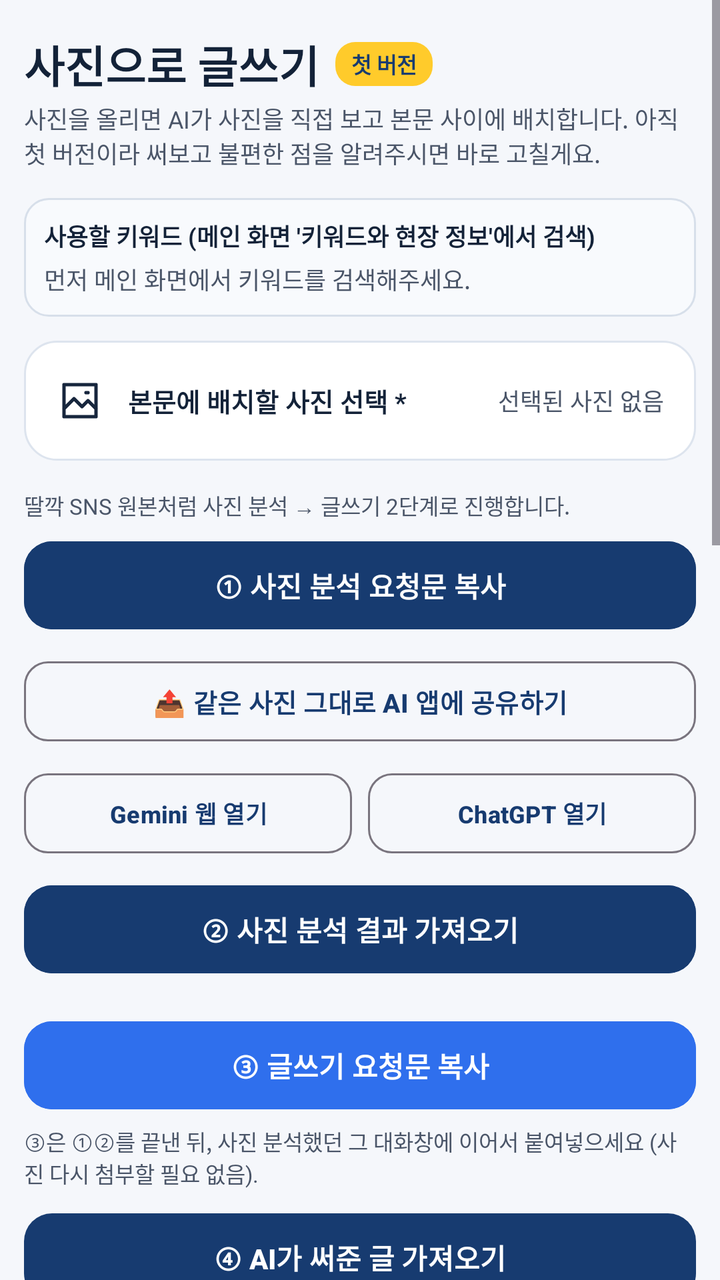
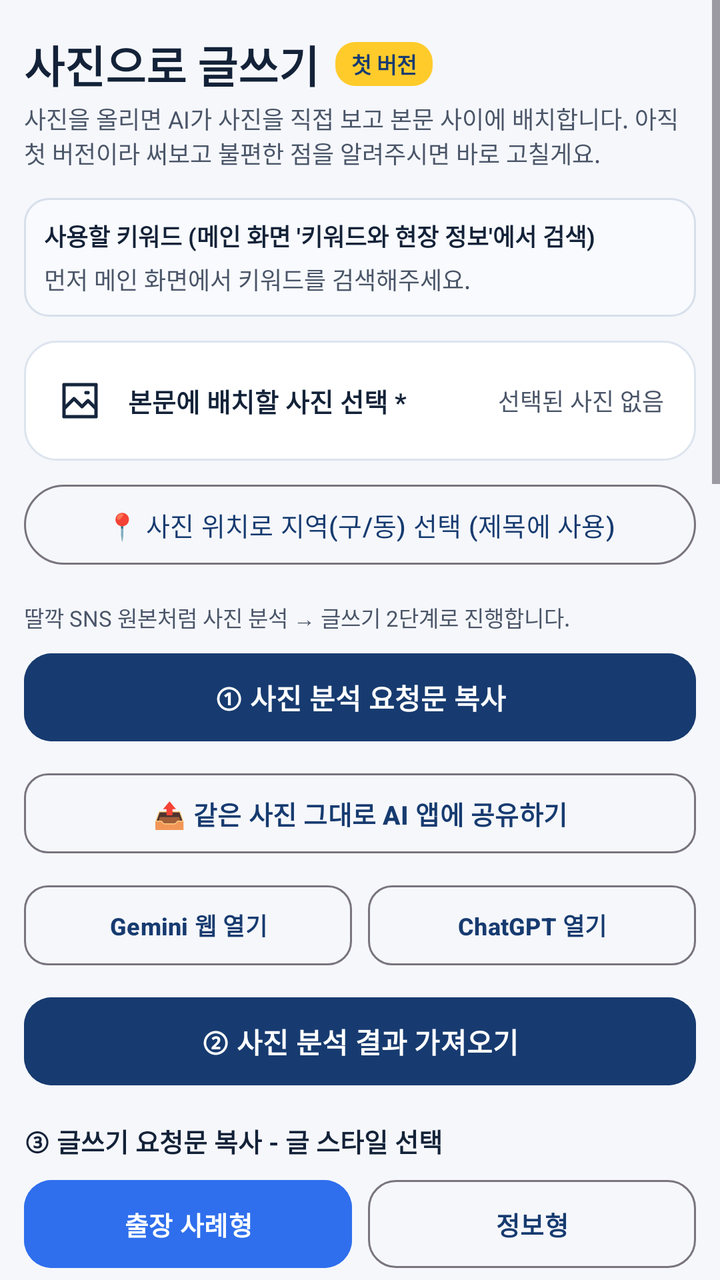

Compare the two renders of this Android layout. The source of the first and the diff that turns it into the second are given below.
<!-- AndroidManifest.xml: application theme Theme.KeywordResearch -->
<!-- res/layout/activity_photo_writer.xml -->
<?xml version="1.0" encoding="utf-8"?>
<ScrollView xmlns:android="http://schemas.android.com/apk/res/android" xmlns:app="http://schemas.android.com/apk/res-auto" android:id="@+id/photoWriterRoot" android:layout_width="match_parent" android:layout_height="match_parent" android:clipToPadding="false" android:fillViewport="true">
  <LinearLayout android:layout_width="match_parent" android:layout_height="wrap_content" android:orientation="vertical" android:padding="12dp">
    <LinearLayout android:layout_width="match_parent" android:layout_height="wrap_content" android:layout_marginTop="4dp" android:gravity="center_vertical" android:orientation="horizontal">
      <TextView android:layout_width="wrap_content" android:layout_height="wrap_content" android:text="사진으로 글쓰기" android:textColor="@color/text_primary" android:textSize="22sp" android:textStyle="bold" />
      <TextView android:layout_width="wrap_content" android:layout_height="22dp" android:layout_marginStart="8dp" android:background="@drawable/studio_badge" android:gravity="center" android:paddingHorizontal="8dp" android:text="첫 버전" android:textColor="@color/primary" android:textSize="11sp" android:textStyle="bold" />
    </LinearLayout>
    <TextView android:layout_width="match_parent" android:layout_height="wrap_content" android:layout_marginTop="2dp" android:text="사진을 올리면 AI가 사진을 직접 보고 본문 사이에 배치합니다. 아직 첫 버전이라 써보고 불편한 점을 알려주시면 바로 고칠게요." android:textColor="@color/text_secondary" android:textSize="12sp" />

    <LinearLayout android:layout_width="match_parent" android:layout_height="wrap_content" android:layout_marginTop="14dp" android:background="@drawable/studio_field" android:orientation="vertical" android:padding="10dp">
      <TextView android:layout_width="match_parent" android:layout_height="wrap_content" android:text="사용할 키워드 (메인 화면 \'키워드와 현장 정보\'에서 검색)" android:textColor="@color/text_primary" android:textSize="12sp" android:textStyle="bold" />
      <TextView android:id="@+id/photoKeywordText" android:layout_width="match_parent" android:layout_height="wrap_content" android:layout_marginTop="4dp" android:text="먼저 메인 화면에서 키워드를 검색해주세요." android:textColor="@color/text_secondary" android:textSize="12sp" />
    </LinearLayout>

    <LinearLayout android:id="@+id/btnPickPhotosForWriter" android:layout_width="match_parent" android:layout_height="60dp" android:layout_marginTop="12dp" android:background="@drawable/grid_cell_bg" android:clickable="true" android:focusable="true" android:foreground="?attr/selectableItemBackground" android:gravity="center_vertical" android:orientation="horizontal" android:paddingHorizontal="16dp">
      <ImageView android:layout_width="24dp" android:layout_height="24dp" android:src="@drawable/ic_studio_photo" />
      <TextView android:layout_width="0dp" android:layout_height="wrap_content" android:layout_weight="1" android:layout_marginStart="12dp" android:text="본문에 배치할 사진 선택 *" android:textColor="@color/text_primary" android:textSize="13sp" android:textStyle="bold" />
      <TextView android:id="@+id/photoCountText" android:layout_width="wrap_content" android:layout_height="wrap_content" android:text="선택된 사진 없음" android:textColor="@color/text_secondary" android:textSize="12sp" />
    </LinearLayout>

    <TextView android:layout_width="match_parent" android:layout_height="wrap_content" android:layout_marginTop="14dp" android:text="딸깍 SNS 원본처럼 사진 분석 → 글쓰기 2단계로 진행합니다." android:textColor="@color/text_secondary" android:textSize="11sp" />
    <Button android:id="@+id/btnCopyVisionPrompt" android:layout_width="match_parent" android:layout_height="52dp" android:layout_marginTop="6dp" android:backgroundTint="@color/primary" android:text="① 사진 분석 요청문 복사" android:textColor="@android:color/white" android:textSize="14sp" android:textStyle="bold" app:cornerRadius="14dp" />
    <Button android:id="@+id/btnSharePhotosToAi" android:layout_width="match_parent" android:layout_height="48dp" android:layout_marginTop="8dp" style="@style/Widget.Material3.Button.OutlinedButton" android:text="📤 같은 사진 그대로 AI 앱에 공유하기" android:textSize="13sp" android:textStyle="bold" app:cornerRadius="12dp" />
    <LinearLayout android:layout_width="match_parent" android:layout_height="wrap_content" android:layout_marginTop="8dp" android:orientation="horizontal">
      <Button android:id="@+id/btnOpenGeminiFromPhotoWriter" style="@style/Widget.Material3.Button.OutlinedButton" android:layout_width="0dp" android:layout_height="48dp" android:layout_weight="1" android:text="Gemini 웹 열기" android:textSize="12sp" android:textStyle="bold" app:cornerRadius="12dp" android:paddingHorizontal="6dp" />
      <Button android:id="@+id/btnOpenChatGptFromPhotoWriter" style="@style/Widget.Material3.Button.OutlinedButton" android:layout_width="0dp" android:layout_height="48dp" android:layout_weight="1" android:layout_marginStart="8dp" android:text="ChatGPT 열기" android:textSize="12sp" android:textStyle="bold" app:cornerRadius="12dp" android:paddingHorizontal="6dp" />
    </LinearLayout>
    <Button android:id="@+id/btnImportVisionAnalysis" android:layout_width="match_parent" android:layout_height="52dp" android:layout_marginTop="8dp" android:backgroundTint="@color/primary" android:text="② 사진 분석 결과 가져오기" android:textColor="@android:color/white" android:textSize="14sp" android:textStyle="bold" app:cornerRadius="14dp" />

    <Button android:id="@+id/btnCopyPhotoPrompt" android:layout_width="match_parent" android:layout_height="52dp" android:layout_marginTop="16dp" android:backgroundTint="@color/accent" android:text="③ 글쓰기 요청문 복사" android:textColor="@android:color/white" android:textSize="14sp" android:textStyle="bold" app:cornerRadius="14dp" />
    <TextView android:layout_width="match_parent" android:layout_height="wrap_content" android:layout_marginTop="4dp" android:text="③은 ①②를 끝낸 뒤, 사진 분석했던 그 대화창에 이어서 붙여넣으세요 (사진 다시 첨부할 필요 없음)." android:textColor="@color/text_secondary" android:textSize="11sp" />
    <Button android:id="@+id/btnImportPhotoDraft" android:layout_width="match_parent" android:layout_height="52dp" android:layout_marginTop="8dp" android:text="④ AI가 써준 글 가져오기" android:textSize="14sp" android:textStyle="bold" app:cornerRadius="14dp" />

    <TextView android:id="@+id/photoWriterStatus" android:layout_width="match_parent" android:layout_height="wrap_content" android:layout_marginTop="10dp" android:text="내용과 사진을 준비하고 요청문을 복사해 AI 앱에 붙여넣어주세요." android:textColor="@color/text_secondary" android:textSize="12sp" />

    <TextView android:layout_width="match_parent" android:layout_height="wrap_content" android:layout_marginTop="18dp" android:text="미리보기 (실제 HTML 스타일 그대로)" android:textColor="@color/text_primary" android:textSize="16sp" android:textStyle="bold" />
    <WebView android:id="@+id/photoWriterPreview" android:layout_width="match_parent" android:layout_height="420dp" android:layout_marginTop="8dp" android:background="@drawable/studio_output" />
    <LinearLayout android:layout_width="match_parent" android:layout_height="wrap_content" android:layout_marginTop="8dp" android:orientation="horizontal">
      <Button android:id="@+id/btnOpenFinalHtmlPage" style="@style/Widget.Material3.Button.OutlinedButton" android:layout_width="0dp" android:layout_height="48dp" android:layout_weight="1" android:text="🌐 최종 HTML 페이지 보기" android:textSize="12sp" android:textStyle="bold" app:cornerRadius="12dp" android:paddingHorizontal="6dp" />
      <Button android:id="@+id/btnCopyHtmlCode" style="@style/Widget.Material3.Button.OutlinedButton" android:layout_width="0dp" android:layout_height="48dp" android:layout_weight="1" android:layout_marginStart="8dp" android:text="HTML 코드 바로 복사" android:textSize="12sp" android:textStyle="bold" app:cornerRadius="12dp" android:paddingHorizontal="6dp" />
    </LinearLayout>
    <TextView android:layout_width="match_parent" android:layout_height="wrap_content" android:layout_marginTop="4dp" android:text="💡 색·표·강조박스를 그대로 남기려면: 네이버 블로그 앱이 아니라 PC(또는 모바일 브라우저의 '데스크톱 버전') 글쓰기 화면을 열고, 에디터 상단의 '&lt;&gt; HTML' 보기 버튼을 눌러 이 HTML 코드를 붙여넣은 뒤 다시 일반 보기로 전환하세요. 앱 붙여넣기는 네이버가 서식을 지워서 색이 빠집니다." android:textColor="@color/text_secondary" android:textSize="11sp" />
    <Button android:id="@+id/btnCopyPhotoArticle" android:layout_width="match_parent" android:layout_height="54dp" android:layout_marginTop="14dp" android:text="글과 사진 전체 한 번에 복사 (네이버 붙여넣기용)" />
    <Button android:id="@+id/btnStartNaverAutoPasteFromPhotoWriter" android:layout_width="match_parent" android:layout_height="54dp" android:layout_marginTop="8dp" android:text="네이버에 문단·사진 반자동 배치" />
    <Button android:id="@+id/btnOpenNaverBlogFromPhotoWriter" style="@style/Widget.Material3.Button.OutlinedButton" android:layout_width="match_parent" android:layout_height="52dp" android:layout_marginTop="8dp" android:text="네이버 블로그 앱 열기" />
    <View android:layout_width="match_parent" android:layout_height="24dp" />
  </LinearLayout>
</ScrollView>
<!-- resources referenced by this layout -->
<resources>
  <color name="accent">#2F6FED</color>
  <color name="primary">#173B70</color>
  <color name="text_primary">#132238</color>
  <color name="text_secondary">#4A5568</color>
  <!-- drawable grid_cell_bg (drawable) -->
  <?xml version="1.0" encoding="utf-8"?>
  <shape xmlns:android="http://schemas.android.com/apk/res/android" android:shape="rectangle">
      <solid android:color="#FFFFFF" />
      <corners android:radius="16dp" />
      <stroke android:width="1dp" android:color="#DDE4EE" />
  </shape>
  <!-- drawable ic_studio_photo (drawable) -->
  <?xml version="1.0" encoding="utf-8"?>
  <vector xmlns:android="http://schemas.android.com/apk/res/android" android:width="24dp" android:height="24dp" android:viewportWidth="24" android:viewportHeight="24">
      <path android:pathData="M4,4 L20,4 L20,20 L4,20 Z M4,16 L9,11 L13,15 L16,12 L20,16 M15,8 L16,8" android:fillColor="@android:color/transparent" android:strokeColor="#17263D" android:strokeWidth="1.7" android:strokeLineCap="round" android:strokeLineJoin="round" />
  </vector>
  <!-- drawable studio_badge (drawable) -->
  <?xml version="1.0" encoding="utf-8"?>
  <shape xmlns:android="http://schemas.android.com/apk/res/android" android:shape="rectangle">
      <solid android:color="#FFCB2B" />
      <corners android:radius="10dp" />
  </shape>
  <!-- drawable studio_field (drawable) -->
  <?xml version="1.0" encoding="utf-8"?>
  <shape xmlns:android="http://schemas.android.com/apk/res/android" android:shape="rectangle">
      <solid android:color="#F8FAFD" />
      <corners android:radius="12dp" />
      <stroke android:width="1dp" android:color="#D7DFEA" />
  </shape>
  <!-- drawable studio_output (drawable) -->
  <?xml version="1.0" encoding="utf-8"?>
  <shape xmlns:android="http://schemas.android.com/apk/res/android" android:shape="rectangle">
      <solid android:color="#F8FAFD" />
      <corners android:radius="14dp" />
      <stroke android:width="1dp" android:color="#C9D4E3" />
  </shape>
  <style name="Theme.KeywordResearch" parent="Theme.Material3.Light.NoActionBar">
          <item name="colorPrimary">@color/primary</item>
          <item name="colorPrimaryDark">@color/primary_dark</item>
          <item name="colorAccent">@color/accent</item>
          <item name="android:windowBackground">@color/background</item>
      </style>
  <color name="primary_dark">#0B1F3A</color>
  <color name="background">#F5F7FB</color>
</resources>

<!-- the commit's change to res/layout/activity_photo_writer.xml (unified diff, before → after) -->
@@ -18,6 +18,7 @@
       <TextView android:id="@+id/photoCountText" android:layout_width="wrap_content" android:layout_height="wrap_content" android:text="선택된 사진 없음" android:textColor="@color/text_secondary" android:textSize="12sp" />
     </LinearLayout>
 
+    <Button android:id="@+id/btnPickDistrictDong" style="@style/Widget.Material3.Button.OutlinedButton" android:layout_width="match_parent" android:layout_height="48dp" android:layout_marginTop="8dp" android:text="📍 사진 위치로 지역(구/동) 선택 (제목에 사용)" android:textSize="13sp" />
     <TextView android:layout_width="match_parent" android:layout_height="wrap_content" android:layout_marginTop="14dp" android:text="딸깍 SNS 원본처럼 사진 분석 → 글쓰기 2단계로 진행합니다." android:textColor="@color/text_secondary" android:textSize="11sp" />
     <Button android:id="@+id/btnCopyVisionPrompt" android:layout_width="match_parent" android:layout_height="52dp" android:layout_marginTop="6dp" android:backgroundTint="@color/primary" android:text="① 사진 분석 요청문 복사" android:textColor="@android:color/white" android:textSize="14sp" android:textStyle="bold" app:cornerRadius="14dp" />
     <Button android:id="@+id/btnSharePhotosToAi" android:layout_width="match_parent" android:layout_height="48dp" android:layout_marginTop="8dp" style="@style/Widget.Material3.Button.OutlinedButton" android:text="📤 같은 사진 그대로 AI 앱에 공유하기" android:textSize="13sp" android:textStyle="bold" app:cornerRadius="12dp" />
@@ -27,7 +28,11 @@
     </LinearLayout>
     <Button android:id="@+id/btnImportVisionAnalysis" android:layout_width="match_parent" android:layout_height="52dp" android:layout_marginTop="8dp" android:backgroundTint="@color/primary" android:text="② 사진 분석 결과 가져오기" android:textColor="@android:color/white" android:textSize="14sp" android:textStyle="bold" app:cornerRadius="14dp" />
 
-    <Button android:id="@+id/btnCopyPhotoPrompt" android:layout_width="match_parent" android:layout_height="52dp" android:layout_marginTop="16dp" android:backgroundTint="@color/accent" android:text="③ 글쓰기 요청문 복사" android:textColor="@android:color/white" android:textSize="14sp" android:textStyle="bold" app:cornerRadius="14dp" />
+    <TextView android:layout_width="match_parent" android:layout_height="wrap_content" android:layout_marginTop="14dp" android:text="③ 글쓰기 요청문 복사 - 글 스타일 선택" android:textColor="@color/text_primary" android:textSize="13sp" android:textStyle="bold" />
+    <LinearLayout android:layout_width="match_parent" android:layout_height="wrap_content" android:layout_marginTop="6dp" android:orientation="horizontal">
+      <Button android:id="@+id/btnCopyPhotoPromptCase" android:layout_width="0dp" android:layout_height="52dp" android:layout_weight="1" android:backgroundTint="@color/accent" android:text="출장 사례형" android:textColor="@android:color/white" android:textSize="13sp" android:textStyle="bold" app:cornerRadius="14dp" android:paddingHorizontal="4dp" />
+      <Button android:id="@+id/btnCopyPhotoPromptInformational" style="@style/Widget.Material3.Button.OutlinedButton" android:layout_width="0dp" android:layout_height="52dp" android:layout_weight="1" android:layout_marginStart="8dp" android:text="정보형" android:textSize="13sp" android:textStyle="bold" app:cornerRadius="14dp" android:paddingHorizontal="4dp" />
+    </LinearLayout>
     <TextView android:layout_width="match_parent" android:layout_height="wrap_content" android:layout_marginTop="4dp" android:text="③은 ①②를 끝낸 뒤, 사진 분석했던 그 대화창에 이어서 붙여넣으세요 (사진 다시 첨부할 필요 없음)." android:textColor="@color/text_secondary" android:textSize="11sp" />
     <Button android:id="@+id/btnImportPhotoDraft" android:layout_width="match_parent" android:layout_height="52dp" android:layout_marginTop="8dp" android:text="④ AI가 써준 글 가져오기" android:textSize="14sp" android:textStyle="bold" app:cornerRadius="14dp" />
 
@@ -39,10 +44,14 @@
       <Button android:id="@+id/btnOpenFinalHtmlPage" style="@style/Widget.Material3.Button.OutlinedButton" android:layout_width="0dp" android:layout_height="48dp" android:layout_weight="1" android:text="🌐 최종 HTML 페이지 보기" android:textSize="12sp" android:textStyle="bold" app:cornerRadius="12dp" android:paddingHorizontal="6dp" />
       <Button android:id="@+id/btnCopyHtmlCode" style="@style/Widget.Material3.Button.OutlinedButton" android:layout_width="0dp" android:layout_height="48dp" android:layout_weight="1" android:layout_marginStart="8dp" android:text="HTML 코드 바로 복사" android:textSize="12sp" android:textStyle="bold" app:cornerRadius="12dp" android:paddingHorizontal="6dp" />
     </LinearLayout>
+    <LinearLayout android:layout_width="match_parent" android:layout_height="wrap_content" android:layout_marginTop="8dp" android:orientation="horizontal">
+      <Button android:id="@+id/btnCopyTags" style="@style/Widget.Material3.Button.OutlinedButton" android:layout_width="match_parent" android:layout_height="44dp" android:text="#태그 복사 (네이버 태그 입력칸에 붙여넣기)" android:textSize="12sp" app:cornerRadius="12dp" />
+    </LinearLayout>
     <TextView android:layout_width="match_parent" android:layout_height="wrap_content" android:layout_marginTop="4dp" android:text="💡 색·표·강조박스를 그대로 남기려면: 네이버 블로그 앱이 아니라 PC(또는 모바일 브라우저의 '데스크톱 버전') 글쓰기 화면을 열고, 에디터 상단의 '&lt;&gt; HTML' 보기 버튼을 눌러 이 HTML 코드를 붙여넣은 뒤 다시 일반 보기로 전환하세요. 앱 붙여넣기는 네이버가 서식을 지워서 색이 빠집니다." android:textColor="@color/text_secondary" android:textSize="11sp" />
     <Button android:id="@+id/btnCopyPhotoArticle" android:layout_width="match_parent" android:layout_height="54dp" android:layout_marginTop="14dp" android:text="글과 사진 전체 한 번에 복사 (네이버 붙여넣기용)" />
     <Button android:id="@+id/btnStartNaverAutoPasteFromPhotoWriter" android:layout_width="match_parent" android:layout_height="54dp" android:layout_marginTop="8dp" android:text="네이버에 문단·사진 반자동 배치" />
     <Button android:id="@+id/btnOpenNaverBlogFromPhotoWriter" style="@style/Widget.Material3.Button.OutlinedButton" android:layout_width="match_parent" android:layout_height="52dp" android:layout_marginTop="8dp" android:text="네이버 블로그 앱 열기" />
+    <Button android:id="@+id/btnCopyCaptionsToClipboard" style="@style/Widget.Material3.Button.OutlinedButton" android:layout_width="match_parent" android:layout_height="52dp" android:layout_marginTop="8dp" android:text="캡션 전체 클립보드에 저장 (키보드 클립보드 보드용)" />
     <View android:layout_width="match_parent" android:layout_height="24dp" />
   </LinearLayout>
 </ScrollView>
